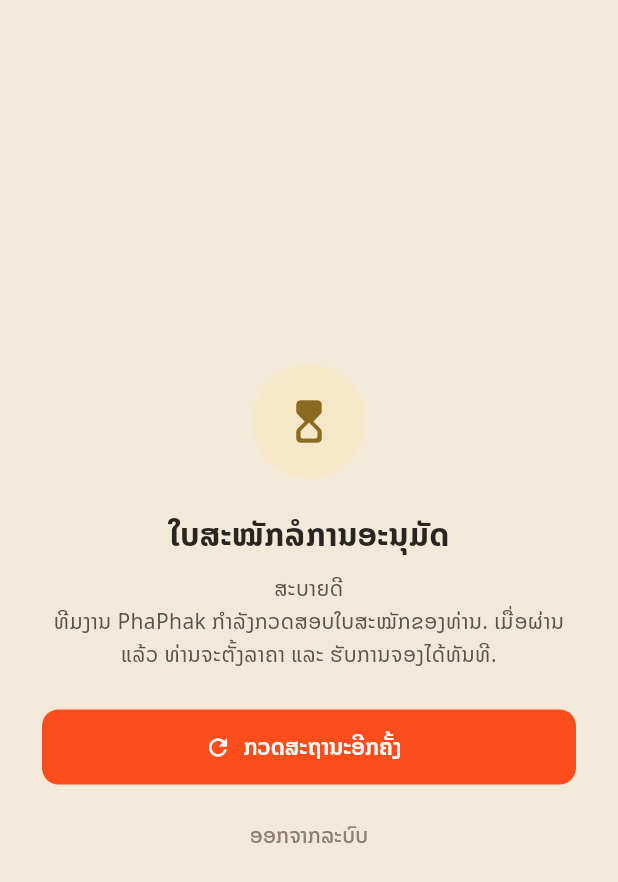
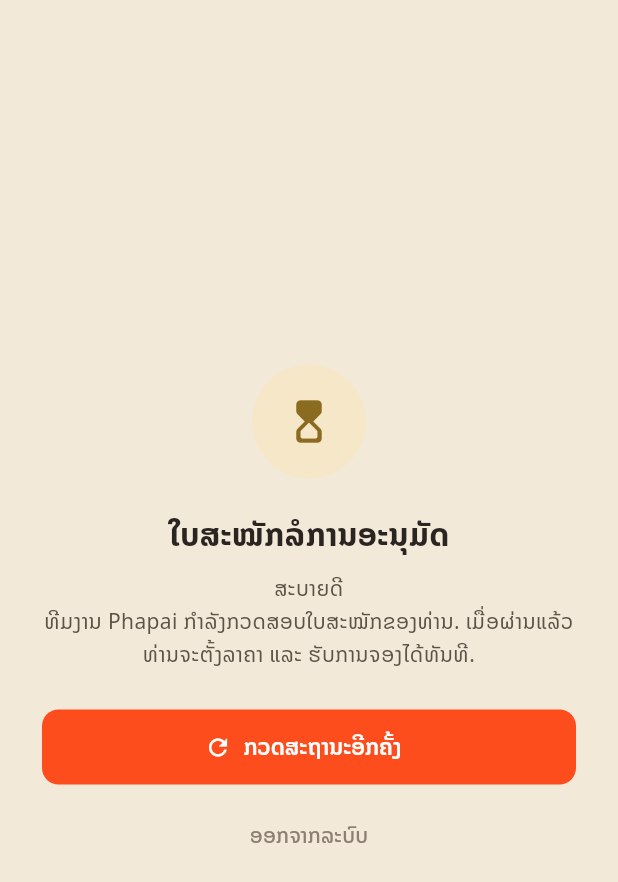
Before and after one commit to Kongmeng12/partner_app, a Flutter app: the PendingApprovalScreen screen opened by its route, on a phone screen of 412 x 824 dp. Shown: the top 882 px of the screen. Run offline on Flutter 3.47's test engine with Material 3 defaults, Android fonts, the phone set to English and light mode, and no system bars; our stand-ins replace cached_network_image, csv, dio, fl_chart, flutter_map, flutter_riverpod and 8 more; missing offline and left inert: mobile_scanner; accounts and stored records are empty; network calls fail.

Commit message:
Rename the brand to Phapai: names people see, and the new logo
The app, splash, store names, sign-in header and shared file names now
say Phapai, with the new orange "Phapai." mark as icon and logo.
Domains, package IDs and code identifiers are unchanged.

Co-Authored-By: Claude Opus 5.5 <noreply@anthropic.com>

```diff
--- a/lib/main.dart
+++ b/lib/main.dart
@@ -14,7 +14,7 @@ class PartnerApp extends ConsumerWidget {
   @override
   Widget build(BuildContext context, WidgetRef ref) {
     return MaterialApp.router(
-      title: 'PhaPhak Partner',
+      title: 'Phapai Partner',
       debugShowCheckedModeBanner: false,
       theme: buildTheme(),
       routerConfig: ref.watch(routerProvider),
--- a/lib/screens/auth_screens.dart
+++ b/lib/screens/auth_screens.dart
@@ -95,7 +95,7 @@ class _LoginScreenState extends ConsumerState<LoginScreen> {
                           Icon(Icons.lock_outline, size: 13, color: C.faint),
                           SizedBox(width: 5),
                           Text(
-                            'ເຊື່ອມຕໍ່ແບບປອດໄພ · © PhaPhak',
+                            'ເຊື່ອມຕໍ່ແບບປອດໄພ · © Phapai',
                             style: TextStyle(color: C.faint, fontSize: 11.5),
                           ),
                         ],
@@ -230,7 +230,7 @@ class _LoginScreenState extends ConsumerState<LoginScreen> {
   }
 }
 
-/// The orange top of the sign-in screen: the PhaPhak mark on a white ring,
+/// The orange top of the sign-in screen: the Phapai mark on a white ring,
 /// the name, and a soft curve the form card overlaps.
 class _LoginHeader extends StatelessWidget {
   const _LoginHeader({required this.topInset});
@@ -285,7 +285,7 @@ class _LoginHeader extends StatelessWidget {
                   ),
                   const SizedBox(height: 20),
                   const Text(
-                    'PhaPhak Partner',
+                    'Phapai Partner',
                     style: TextStyle(
                       color: Colors.white,
                       fontSize: 28,
@@ -723,7 +723,7 @@ class _RegisterScreenState extends ConsumerState<RegisterScreen> {
                   ),
                   const SizedBox(height: 10),
                   const Text(
-                    'ໃບສະໝັກຈະຖືກກວດສອບໂດຍທີມງານ PhaPhak ກ່ອນເປີດຮັບການຈອງ',
+                    'ໃບສະໝັກຈະຖືກກວດສອບໂດຍທີມງານ Phapai ກ່ອນເປີດຮັບການຈອງ',
                     textAlign: TextAlign.center,
                     style: TextStyle(color: C.muted, fontSize: 12.5),
                   ),
@@ -1034,7 +1034,7 @@ class PendingApprovalScreen extends ConsumerWidget {
                   const SizedBox(height: 10),
                   Text(
                     'ສະບາຍດີ ${partner?.ownerName ?? ''}\n'
-                    'ທີມງານ PhaPhak ກຳລັງກວດສອບໃບສະໝັກຂອງທ່ານ. '
+                    'ທີມງານ Phapai ກຳລັງກວດສອບໃບສະໝັກຂອງທ່ານ. '
                     'ເມື່ອຜ່ານແລ້ວ ທ່ານຈະຕັ້ງລາຄາ ແລະ ຮັບການຈອງໄດ້ທັນທີ.',
                     textAlign: TextAlign.center,
                     style: const TextStyle(
--- a/lib/screens/check_in_scan_screen.dart
+++ b/lib/screens/check_in_scan_screen.dart
@@ -209,7 +209,7 @@ class _CameraProblem extends StatelessWidget {
           padding: const EdgeInsets.all(32),
           child: Text(
             denied
-                ? 'ແອັບຍັງບໍ່ໄດ້ຮັບອະນຸຍາດໃຫ້ໃຊ້ກ້ອງ\nເປີດໄດ້ທີ່ ການຕັ້ງຄ່າ › ແອັບ › PhaPhak Partner › ສິດ'
+                ? 'ແອັບຍັງບໍ່ໄດ້ຮັບອະນຸຍາດໃຫ້ໃຊ້ກ້ອງ\nເປີດໄດ້ທີ່ ການຕັ້ງຄ່າ › ແອັບ › Phapai Partner › ສິດ'
                 : 'ເປີດກ້ອງບໍ່ໄດ້ · ${error.errorCode.name}',
             textAlign: TextAlign.center,
             style: const TextStyle(color: Colors.white, fontSize: 14, height: 1.5),
--- a/lib/screens/payouts_screen.dart
+++ b/lib/screens/payouts_screen.dart
@@ -104,7 +104,7 @@ class PayoutsScreen extends ConsumerWidget {
                 ],
               const SizedBox(height: 8),
               const Text(
-                'ການໂອນດຳເນີນການໂດຍທີມການເງິນ PhaPhak ທຸກອາທິດ',
+                'ການໂອນດຳເນີນການໂດຍທີມການເງິນ Phapai ທຸກອາທິດ',
                 textAlign: TextAlign.center,
                 style: TextStyle(fontSize: 12, color: C.faint),
               ),
--- a/pubspec.yaml
+++ b/pubspec.yaml
@@ -1,5 +1,5 @@
 name: partner_app
-description: "PhaPhak — ແອັບສຳລັບເຈົ້າຂອງທີ່ພັກ (Partner)"
+description: "Phapai — ແອັບສຳລັບເຈົ້າຂອງທີ່ພັກ (Partner)"
 publish_to: 'none'
 
 version: 1.0.0+1
```
Also changed, not shown: assets/images/logo.png, 12 other files.
